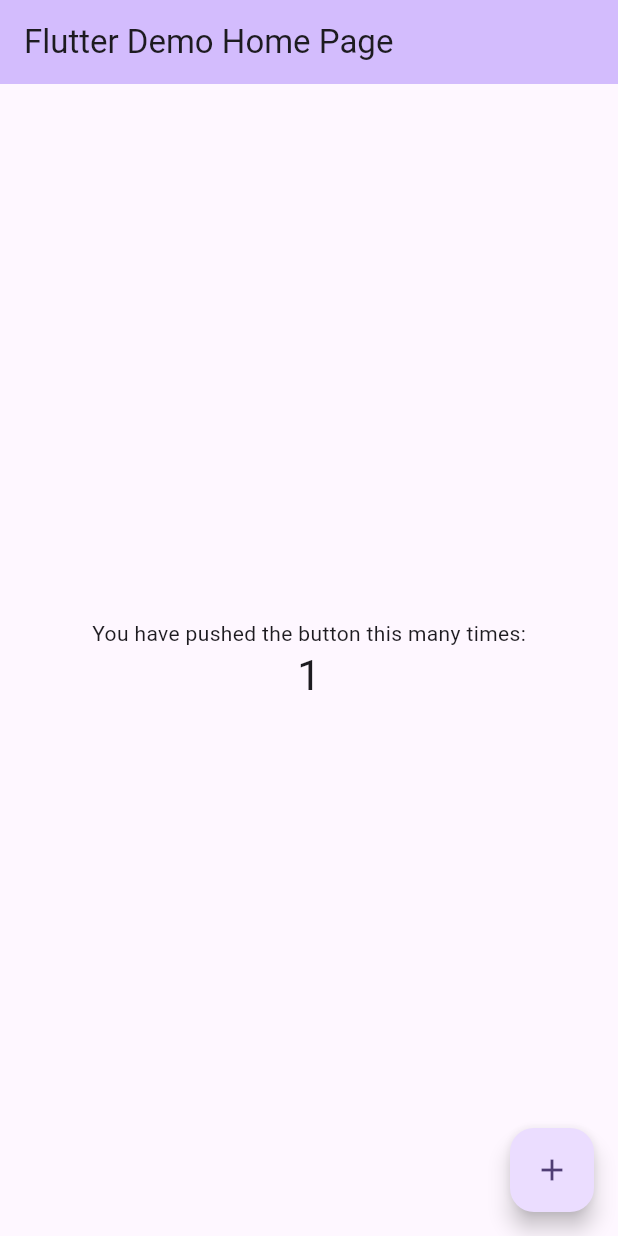
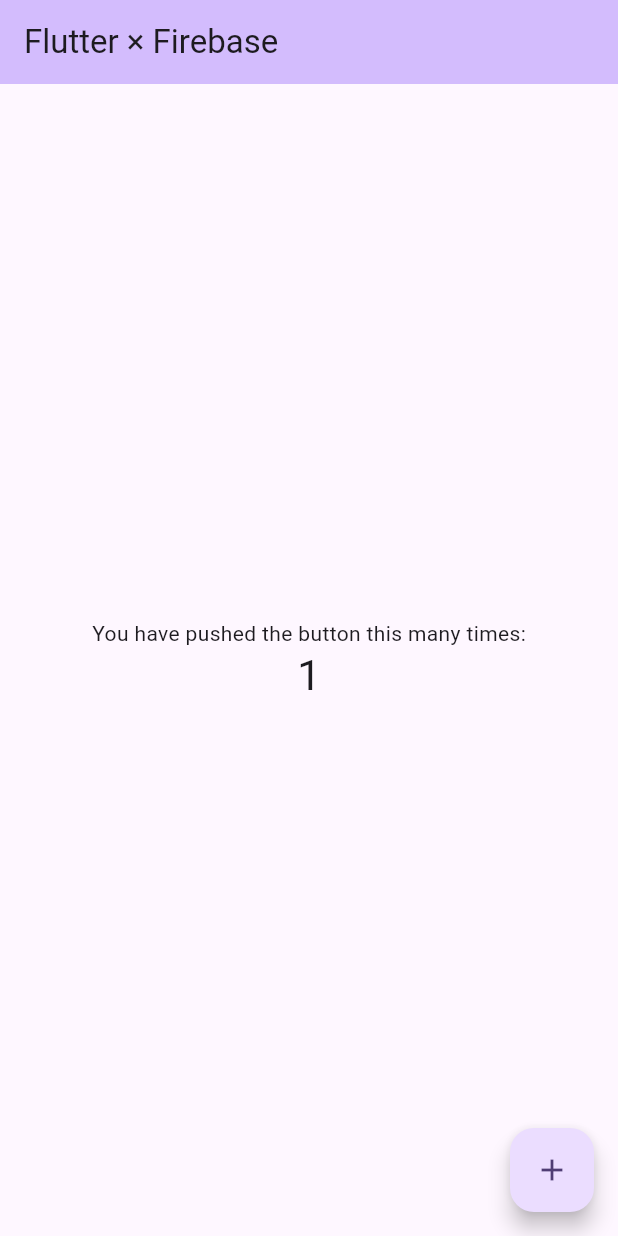
Before and after one commit to masattv/study, a Flutter app: the screen it shows after launch, after a tap on the "add" icon, on a phone screen of 412 x 824 dp. Run offline on Flutter 3.47's test engine with Material 3 defaults, Android fonts, the phone set to English and light mode, and no system bars; our stand-ins replace firebase_core; accounts and stored records are empty.

```diff
--- a/lib/main.dart
+++ b/lib/main.dart
@@ -1,6 +1,13 @@
+import 'package:firebase_core/firebase_core.dart';
 import 'package:flutter/material.dart';
+import 'package:memoapp/firebase_options.dart';
+import 'package:memoapp/pages/top_page.dart';
 
-void main() {
+void main() async {
+  WidgetsFlutterBinding.ensureInitialized();
+  await Firebase.initializeApp(
+    options: DefaultFirebaseOptions.currentPlatform,
+  );
   runApp(const MyApp());
 }
 
@@ -13,113 +20,10 @@ class MyApp extends StatelessWidget {
     return MaterialApp(
       title: 'Flutter Demo',
       theme: ThemeData(
-        // This is the theme of your application.
-        //
-        // TRY THIS: Try running your application with "flutter run". You'll see
-        // the application has a purple toolbar. Then, without quitting the app,
-        // try changing the seedColor in the colorScheme below to Colors.green
-        // and then invoke "hot reload" (save your changes or press the "hot
-        // reload" button in a Flutter-supported IDE, or press "r" if you used
-        // the command line to start the app).
-        //
-        // Notice that the counter didn't reset back to zero; the application
-        // state is not lost during the reload. To reset the state, use hot
-        // restart instead.
-        //
-        // This works for code too, not just values: Most code changes can be
-        // tested with just a hot reload.
         colorScheme: ColorScheme.fromSeed(seedColor: Colors.deepPurple),
         useMaterial3: true,
       ),
-      home: const MyHomePage(title: 'Flutter Demo Home Page'),
+      home: const TopPage(title: 'Flutter Demo Home Page'),
     );
   }
 }
-
-class MyHomePage extends StatefulWidget {
-  const MyHomePage({super.key, required this.title});
-
-  // This widget is the home page of your application. It is stateful, meaning
-  // that it has a State object (defined below) that contains fields that affect
-  // how it looks.
-
-  // This class is the configuration for the state. It holds the values (in this
-  // case the title) provided by the parent (in this case the App widget) and
-  // used by the build method of the State. Fields in a Widget subclass are
-  // always marked "final".
-
-  final String title;
-
-  @override
-  State<MyHomePage> createState() => _MyHomePageState();
-}
-
-class _MyHomePageState extends State<MyHomePage> {
-  int _counter = 0;
-
-  void _incrementCounter() {
-    setState(() {
-      // This call to setState tells the Flutter framework that something has
-      // changed in this State, which causes it to rerun the build method below
-      // so that the display can reflect the updated values. If we changed
-      // _counter without calling setState(), then the build method would not be
-      // called again, and so nothing would appear to happen.
-      _counter++;
-    });
-  }
-
-  @override
-  Widget build(BuildContext context) {
-    // This method is rerun every time setState is called, for instance as done
-    // by the _incrementCounter method above.
-    //
-    // The Flutter framework has been optimized to make rerunning build methods
-    // fast, so that you can just rebuild anything that needs updating rather
-    // than having to individually change instances of widgets.
-    return Scaffold(
-      appBar: AppBar(
-        // TRY THIS: Try changing the color here to a specific color (to
-        // Colors.amber, perhaps?) and trigger a hot reload to see the AppBar
-        // change color while the other colors stay the same.
-        backgroundColor: Theme.of(context).colorScheme.inversePrimary,
-        // Here we take the value from the MyHomePage object that was created by
-        // the App.build method, and use it to set our appbar title.
-        title: Text(widget.title),
-      ),
-      body: Center(
-        // Center is a layout widget. It takes a single child and positions it
-        // in the middle of the parent.
-        child: Column(
-          // Column is also a layout widget. It takes a list of children and
-          // arranges them vertically. By default, it sizes itself to fit its
-          // children horizontally, and tries to be as tall as its parent.
-          //
-          // Column has various properties to control how it sizes itself and
-          // how it positions its children. Here we use mainAxisAlignment to
-          // center the children vertically; the main axis here is the vertical
-          // axis because Columns are vertical (the cross axis would be
-          // horizontal).
-          //
-          // TRY THIS: Invoke "debug painting" (choose the "Toggle Debug Paint"
-          // action in the IDE, or press "p" in the console), to see the
-          // wireframe for each widget.
-          mainAxisAlignment: MainAxisAlignment.center,
-          children: <Widget>[
-            const Text(
-              'You have pushed the button this many times:',
-            ),
-            Text(
-              '$_counter',
-              style: Theme.of(context).textTheme.headlineMedium,
-            ),
-          ],
-        ),
-      ),
-      floatingActionButton: FloatingActionButton(
-        onPressed: _incrementCounter,
-        tooltip: 'Increment',
-        child: const Icon(Icons.add),
-      ), // This trailing comma makes auto-formatting nicer for build methods.
-    );
-  }
-}
--- /dev/null
+++ b/lib/pages/top_page.dart
@@ -0,0 +1,50 @@
+import 'package:flutter/material.dart';
+
+class TopPage extends StatefulWidget {
+  const TopPage({super.key, required this.title});
+
+  final String title;
+
+  @override
+  State<TopPage> createState() => _TopPageState();
+}
+
+class _TopPageState extends State<TopPage> {
+  int _counter = 0;
+
+  void _incrementCounter() {
+    setState(() {
+      _counter++;
+    });
+  }
+
+  @override
+  Widget build(BuildContext context) {
+    return Scaffold(
+      appBar: AppBar(
+        backgroundColor: Theme.of(context).colorScheme.inversePrimary,
+        // title: Text(widget.title),
+        title: const Text("Flutter × Firebase"),
+      ),
+      body: Center(
+        child: Column(
+          mainAxisAlignment: MainAxisAlignment.center,
+          children: <Widget>[
+            const Text(
+              'You have pushed the button this many times:',
+            ),
+            Text(
+              '$_counter',
+              style: Theme.of(context).textTheme.headlineMedium,
+            ),
+          ],
+        ),
+      ),
+      floatingActionButton: FloatingActionButton(
+        onPressed: _incrementCounter,
+        tooltip: 'Increment',
+        child: const Icon(Icons.add),
+      ), // This trailing comma makes auto-formatting nicer for build methods.
+    );
+  }
+}
--- a/pubspec.yaml
+++ b/pubspec.yaml
@@ -35,6 +35,7 @@ dependencies:
   # The following adds the Cupertino Icons font to your application.
   # Use with the CupertinoIcons class for iOS style icons.
   cupertino_icons: ^1.0.6
+  firebase_core: ^3.12.1
 
 dev_dependencies:
   flutter_test:
```
Also changed, not shown: codemagic.yaml (added, +13 -0 lines), lib/model/memo.dart (added, +12 -0 lines), firebase.json (added), lib/firebase_options.dart (added), pubspec.lock, 6 other files.
